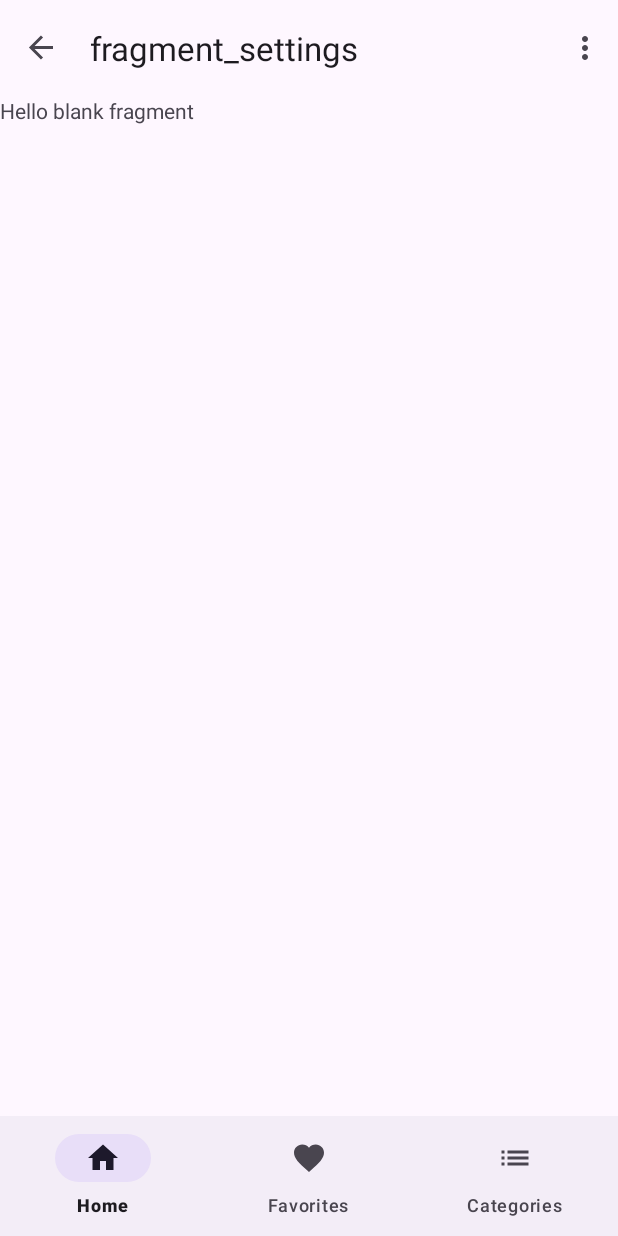
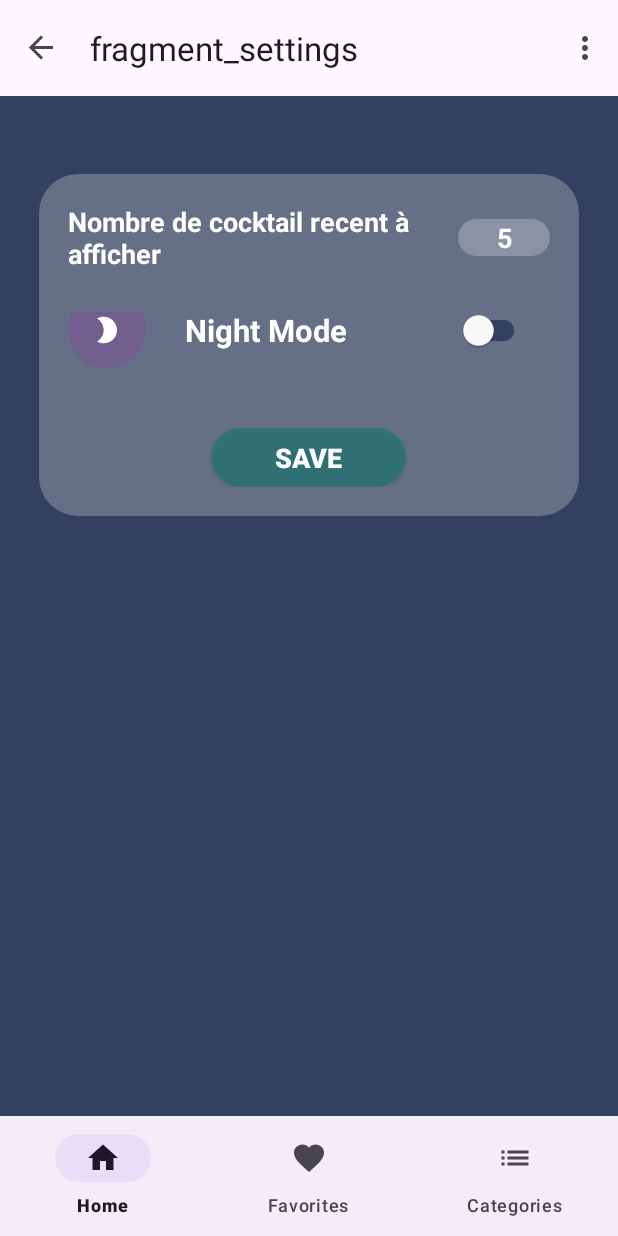
Before and after one commit to RafikRekhis/Cocktail, an Android app: the SettingsFragment screen opened through its navigation route, on a phone screen of 412 x 824 dp. Run offline under Robolectric (Android 15) with nearby library versions, the phone set to English and light mode, and no system bars; our stand-ins replace navigation-ui, sdp/ssp sizes; pictures from the network do not load.

Commit message:
add settings page with editing the max recent viewed cocktail number and the only the design of the night mode switch button

```diff
--- a/app/src/main/java/fr/enseirb/gl/cocktail/activities/MainActivity.kt
+++ b/app/src/main/java/fr/enseirb/gl/cocktail/activities/MainActivity.kt
@@ -13,6 +13,7 @@ import com.google.android.material.bottomnavigation.BottomNavigationView
 import fr.enseirb.gl.cocktail.R
 import fr.enseirb.gl.cocktail.databinding.ActivityMainBinding
 import fr.enseirb.gl.cocktail.mvvm.HomeViewModel
+import fr.enseirb.gl.cocktail.mvvm.SettingsViewModel
 
 class MainActivity : AppCompatActivity() {
     private lateinit var appBarConfiguration: AppBarConfiguration
@@ -20,6 +21,10 @@ class MainActivity : AppCompatActivity() {
 
     val viewModel : HomeViewModel by lazy {
         HomeViewModel(getSharedPreferences("sharedPref", MODE_PRIVATE))
+    }
+
+    val settingsViewModel : SettingsViewModel by lazy {
+        SettingsViewModel(getSharedPreferences("sharedPref", MODE_PRIVATE))
     }
     override fun onCreate(savedInstanceState: Bundle?) {
         super.onCreate(savedInstanceState)
--- a/app/src/main/java/fr/enseirb/gl/cocktail/fragments/SettingsFragment.kt
+++ b/app/src/main/java/fr/enseirb/gl/cocktail/fragments/SettingsFragment.kt
@@ -5,7 +5,13 @@ import androidx.fragment.app.Fragment
 import android.view.LayoutInflater
 import android.view.View
 import android.view.ViewGroup
+import android.widget.Toast
 import fr.enseirb.gl.cocktail.R
+import fr.enseirb.gl.cocktail.activities.MainActivity
+import fr.enseirb.gl.cocktail.databinding.FragmentSearchBinding
+import fr.enseirb.gl.cocktail.databinding.FragmentSettingsBinding
+import fr.enseirb.gl.cocktail.mvvm.HomeViewModel
+import fr.enseirb.gl.cocktail.mvvm.SettingsViewModel
 
 // TODO: Rename parameter arguments, choose names that match
 // the fragment initialization parameters, e.g. ARG_ITEM_NUMBER
@@ -18,16 +24,15 @@ private const val ARG_PARAM2 = "param2"
  * create an instance of this fragment.
  */
 class SettingsFragment : Fragment() {
-    // TODO: Rename and change types of parameters
-    private var param1: String? = null
-    private var param2: String? = null
+    private lateinit var binding: FragmentSettingsBinding
+    private lateinit var settingsViewModel: SettingsViewModel
+
 
     override fun onCreate(savedInstanceState: Bundle?) {
         super.onCreate(savedInstanceState)
-        arguments?.let {
-            param1 = it.getString(ARG_PARAM1)
-            param2 = it.getString(ARG_PARAM2)
-        }
+
+        settingsViewModel = (activity as MainActivity).settingsViewModel
+
     }
 
     override fun onCreateView(
@@ -38,23 +43,23 @@ class SettingsFragment : Fragment() {
         return inflater.inflate(R.layout.fragment_settings, container, false)
     }
 
-    companion object {
-        /**
-         * Use this factory method to create a new instance of
-         * this fragment using the provided parameters.
-         *
-         * @param param1 Parameter 1.
-         * @param param2 Parameter 2.
-         * @return A new instance of fragment SettingsFragment.
-         */
-        // TODO: Rename and change types and number of parameters
-        @JvmStatic
-        fun newInstance(param1: String, param2: String) =
-            SettingsFragment().apply {
-                arguments = Bundle().apply {
-                    putString(ARG_PARAM1, param1)
-                    putString(ARG_PARAM2, param2)
-                }
+    override fun onViewCreated(view: View, savedInstanceState: Bundle?) {
+        super.onViewCreated(view, savedInstanceState)
+
+        binding = FragmentSettingsBinding.bind(view)
+        binding.etRecentCocktailNumber.setText(settingsViewModel.getNbMaxRecentCocktails().toString())
+        addSaveButtonListener()
+    }
+
+    private fun addSaveButtonListener() {
+        binding.btnSettingsSave.setOnClickListener {
+            val result:Boolean = settingsViewModel.handleSaveClicked(binding.etRecentCocktailNumber.text.toString().toInt())
+            binding.etRecentCocktailNumber.clearFocus()
+            if(result) {
+                Toast.makeText(context, "Paramètres mis à jour avec succès.", Toast.LENGTH_SHORT).show()
+            } else {
+                Toast.makeText(context, "Erreur lors de la mise à jour des paramètres.", Toast.LENGTH_SHORT).show()
             }
+        }
     }
 }
--- a/app/src/main/java/fr/enseirb/gl/cocktail/mvvm/CocktailDetailsViewModel.kt
+++ b/app/src/main/java/fr/enseirb/gl/cocktail/mvvm/CocktailDetailsViewModel.kt
@@ -98,7 +98,6 @@ class CocktailDetailsViewModel(private val sharedPreferences: SharedPreferences)
     }
 
     fun addRecentViewedCocktail(recentViewedCocktail: RecentViewedCocktail) {
-        Log.d("ooooooooooo", "aaaa:${recentViewedCocktail.idDrink}")
         // Récupérer la liste actuelle des cocktails récemment vus depuis SharedPreferences
         val recentViewedCocktailsJson = sharedPreferences.getString("recentViewedCocktails", null)
         val maxViewedCocktailsNumber = sharedPreferences.getInt("maxRecentItems", 5)
--- /dev/null
+++ b/app/src/main/java/fr/enseirb/gl/cocktail/mvvm/SettingsViewModel.kt
@@ -0,0 +1,19 @@
+package fr.enseirb.gl.cocktail.mvvm
+
+import android.content.SharedPreferences
+import android.widget.Toast
+import androidx.lifecycle.ViewModel
+
+class SettingsViewModel(private val sharedPreferences: SharedPreferences) : ViewModel() {
+
+    public fun getNbMaxRecentCocktails(): Int {
+        return sharedPreferences.getInt("maxRecentItems", 5)
+    }
+
+    public fun handleSaveClicked(nbMaxRecentCocktails: Int): Boolean {
+        sharedPreferences.edit().putInt("maxRecentItems", nbMaxRecentCocktails).apply()
+        return true
+    }
+
+
+}
--- /dev/null
+++ b/app/src/main/res/drawable/ic_back.xml
@@ -0,0 +1,5 @@
+<vector android:autoMirrored="true" android:height="24dp"
+    android:tint="#000000" android:viewportHeight="24"
+    android:viewportWidth="24" android:width="24dp" xmlns:android="http://schemas.android.com/apk/res/android">
+    <path android:fillColor="@android:color/white" android:pathData="M21,11H6.83l3.58,-3.59L9,6l-6,6 6,6 1.41,-1.41L6.83,13H21z"/>
+</vector>
--- /dev/null
+++ b/app/src/main/res/drawable/ic_night_mode.xml
@@ -0,0 +1,5 @@
+<vector android:autoMirrored="true" android:height="24dp"
+    android:tint="#000000" android:viewportHeight="24"
+    android:viewportWidth="24" android:width="24dp" xmlns:android="http://schemas.android.com/apk/res/android">
+    <path android:fillColor="@android:color/white" android:pathData="M9.5,2c-1.82,0 -3.53,0.5 -5,1.35c2.99,1.73 5,4.95 5,8.65s-2.01,6.92 -5,8.65C5.97,21.5 7.68,22 9.5,22c5.52,0 10,-4.48 10,-10S15.02,2 9.5,2z"/>
+</vector>
--- /dev/null
+++ b/app/src/main/res/drawable/round_back_night_mode.xml
@@ -0,0 +1,8 @@
+<?xml version="1.0" encoding="utf-8"?>
+<shape xmlns:android="http://schemas.android.com/apk/res/android"
+    android:shape="rectangle">
+
+    <solid android:color="#369C27B0" />
+    <corners android:radius="@dimen/_20sdp" />
+
+</shape>
--- /dev/null
+++ b/app/src/main/res/drawable/round_background_frame.xml
@@ -0,0 +1,8 @@
+<?xml version="1.0" encoding="utf-8"?>
+<shape xmlns:android="http://schemas.android.com/apk/res/android"
+    android:shape="rectangle">
+
+    <solid android:color="#3EFFFFFF" />
+    <corners android:radius="@dimen/_20sdp" />
+
+</shape>
--- /dev/null
+++ b/app/src/main/res/drawable/round_background_save_btn.xml
@@ -0,0 +1,9 @@
+<?xml version="1.0" encoding="utf-8"?>
+<shape xmlns:android="http://schemas.android.com/apk/res/android"
+    android:shape="rectangle"
+    >
+    <!-- <solid android:color="@color/g_black" /> -->
+    <corners android:radius="@dimen/_20sdp" />
+    <solid android:color="#86077C71" />
+
+</shape>
--- a/app/src/main/res/layout/fragment_settings.xml
+++ b/app/src/main/res/layout/fragment_settings.xml
@@ -1,14 +1,143 @@
 <?xml version="1.0" encoding="utf-8"?>
-<FrameLayout xmlns:android="http://schemas.android.com/apk/res/android"
+<LinearLayout xmlns:android="http://schemas.android.com/apk/res/android"
     xmlns:tools="http://schemas.android.com/tools"
+    xmlns:app="http://schemas.android.com/apk/res-auto"
     android:layout_width="match_parent"
     android:layout_height="match_parent"
+    android:orientation="vertical"
+    android:background="@color/g_black"
     tools:context=".fragments.SettingsFragment">
+    <!--
+    <RelativeLayout
+        android:layout_width="match_parent"
+        android:layout_height="wrap_content">
 
-    <!-- TODO: Update blank fragment layout -->
-    <TextView
+        <ImageView
+            android:id="@+id/ic_back"
+            android:layout_width="@dimen/_50sdp"
+            android:layout_height="@dimen/_50sdp"
+            android:src="@drawable/ic_back"
+            android:padding="@dimen/_14sdp"
+            app:tint = "@color/white"
+
+            />
+
+        <TextView
+            android:layout_width="wrap_content"
+            android:layout_height="wrap_content"
+            android:text="Settings"
+            android:textColor="@color/white"
+            android:textSize="@dimen/_20ssp"
+            android:textStyle="bold"
+            android:layout_centerInParent="true"
+/>
+
+    </RelativeLayout>
+    -->
+
+    <ScrollView
         android:layout_width="match_parent"
-        android:layout_height="match_parent"
-        android:text="@string/hello_blank_fragment" />
+        android:layout_height="wrap_content">
+        <LinearLayout
+            android:background="@drawable/round_background_frame"
+            android:layout_width="match_parent"
+            android:layout_height="wrap_content"
+            android:orientation="vertical"
+            android:layout_marginStart="@dimen/_20sdp"
+            android:layout_marginEnd="@dimen/_20sdp"
+            android:layout_marginTop="@dimen/_40sdp"
+            android:padding="@dimen/_15sdp">
 
-</FrameLayout>
+            <RelativeLayout
+                android:layout_width="wrap_content"
+                android:layout_height="wrap_content">
+                <TextView
+                    android:id="@+id/tv_recent_cocktail_number"
+                    android:layout_width="@dimen/_180sdp"
+                    android:layout_height="wrap_content"
+                    android:text="Nombre de cocktail recent à afficher "
+                    android:textColor="@color/white"
+                    android:textSize="@dimen/_14ssp"
+                    android:textStyle="bold"
+                    android:layout_centerVertical="true"
+                    />
+
+                <com.google.android.material.textfield.TextInputEditText
+                    android:layout_width="match_parent"
+                    android:layout_height="wrap_content"
+                    android:inputType="numberSigned"
+                    android:maxLength="2"
+                    android:layout_toEndOf="@+id/tv_recent_cocktail_number"
+                    android:layout_marginStart="@dimen/_20sdp"
+                    android:textColor="@color/white"
+                    android:textSize="@dimen/_14ssp"
+                    android:textStyle="bold"
+                    android:layout_centerVertical="true"
+                    android:id="@+id/et_recent_cocktail_number"
+                    android:background="@drawable/round_background_frame"
+                    android:gravity="center"
+                    />
+            </RelativeLayout>
+
+            <RelativeLayout
+                android:layout_width="match_parent"
+                android:layout_height="wrap_content"
+                android:paddingTop="@dimen/_20sdp">
+                <ImageView
+                    android:id="@+id/ic_night_mode"
+                    android:layout_width="@dimen/_40sdp"
+                    android:layout_height="@dimen/_40sdp"
+                    android:src="@drawable/ic_night_mode"
+                    android:padding="@dimen/_12sdp"
+                    app:tint = "@color/white"
+                    android:background="@drawable/round_back_night_mode"
+                    android:layout_centerVertical="true"
+
+                    />
+                <TextView
+                    android:layout_width="wrap_content"
+                    android:layout_height="wrap_content"
+                    android:text="Night Mode"
+                    android:textColor="@color/white"
+                    android:textSize="@dimen/_16ssp"
+                    android:textStyle="bold"
+                    android:layout_centerVertical="true"
+                    android:layout_toEndOf="@id/ic_night_mode"
+                    android:layout_marginStart="@dimen/_20sdp"
+                    />
+                <androidx.appcompat.widget.SwitchCompat
+                    android:id="@+id/switch_night_mode"
+                    android:layout_width="wrap_content"
+                    android:layout_height="wrap_content"
+                    android:layout_alignParentEnd="true"
+                    android:layout_centerVertical="true"
+                    android:minWidth="@dimen/_50sdp"
+                    android:layout_marginEnd="@dimen/_10sdp"
+                    android:layout_toStartOf="@id/ic_night_mode"
+                    app:thumbTint="@color/white"
+                    app:trackTint="@color/g_black"
+                    />
+
+            </RelativeLayout>
+
+            <androidx.appcompat.widget.AppCompatButton
+                android:layout_width="@dimen/_100sdp"
+                android:layout_height="@dimen/_30sdp"
+                android:text="Save"
+                android:textColor="@color/white"
+                android:textSize="@dimen/_14ssp"
+                android:textStyle="bold"
+                android:layout_gravity="center"
+                android:layout_marginTop="@dimen/_20sdp"
+                android:background="@drawable/round_background_save_btn"
+                android:id="@+id/btn_settings_save"
+
+                />
+
+
+        </LinearLayout>
+    </ScrollView>
+
+
+
+</LinearLayout>
```
